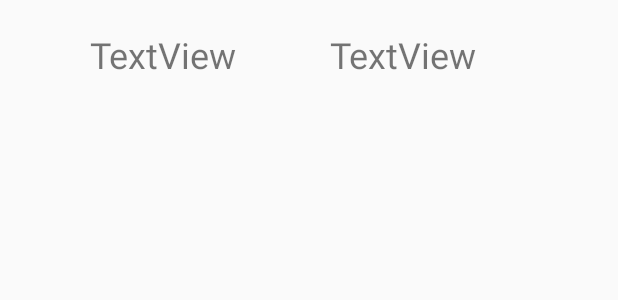
After one commit to Mettyl/SDMFlash, an Android app: the layout word_list_item.xml on its own in the app's theme, with its tools: preview values and no code run, on a phone screen of 412 x 824 dp. The commit adds this screen. Shown: the top 300 px of the screen. Run offline under Robolectric (Android 15) with nearby library versions, the phone set to English and light mode, and no system bars.

Commit message:
added custom list view (second column)

```diff
--- /dev/null
+++ b/app/src/main/res/layout/word_list_item.xml
@@ -0,0 +1,35 @@
+<?xml version="1.0" encoding="utf-8"?>
+<RelativeLayout
+    xmlns:android="http://schemas.android.com/apk/res/android" android:layout_width="match_parent"
+    android:layout_height="match_parent">
+
+    <TextView
+        android:id="@+id/list_adapter_word"
+        android:layout_width="wrap_content"
+        android:layout_height="wrap_content"
+        android:layout_alignParentLeft="true"
+        android:layout_alignParentStart="true"
+        android:layout_alignParentTop="true"
+        android:layout_marginBottom="20dp"
+        android:layout_marginLeft="60dp"
+        android:layout_marginStart="60dp"
+        android:layout_marginTop="20dp"
+        android:text="TextView"
+        android:textAlignment="center"
+        android:textSize="24sp" />
+
+    <TextView
+        android:id="@+id/list_adapter_translation"
+        android:layout_width="wrap_content"
+        android:layout_height="wrap_content"
+        android:layout_alignParentLeft="true"
+        android:layout_alignParentStart="true"
+        android:layout_alignParentTop="true"
+        android:layout_marginBottom="20dp"
+        android:layout_marginLeft="100dp"
+        android:layout_marginStart="220dp"
+        android:layout_marginTop="20dp"
+        android:text="TextView"
+        android:textAlignment="center"
+        android:textSize="24sp" />
+</RelativeLayout>
```
Also changed, not shown: app/src/main/java/com/sdm/sdmflash/menu/ListAdapter.java (added, +44 -0 lines), app/src/main/java/com/sdm/sdmflash/menu/YourWordsFragment.java (+12 -4 lines).
